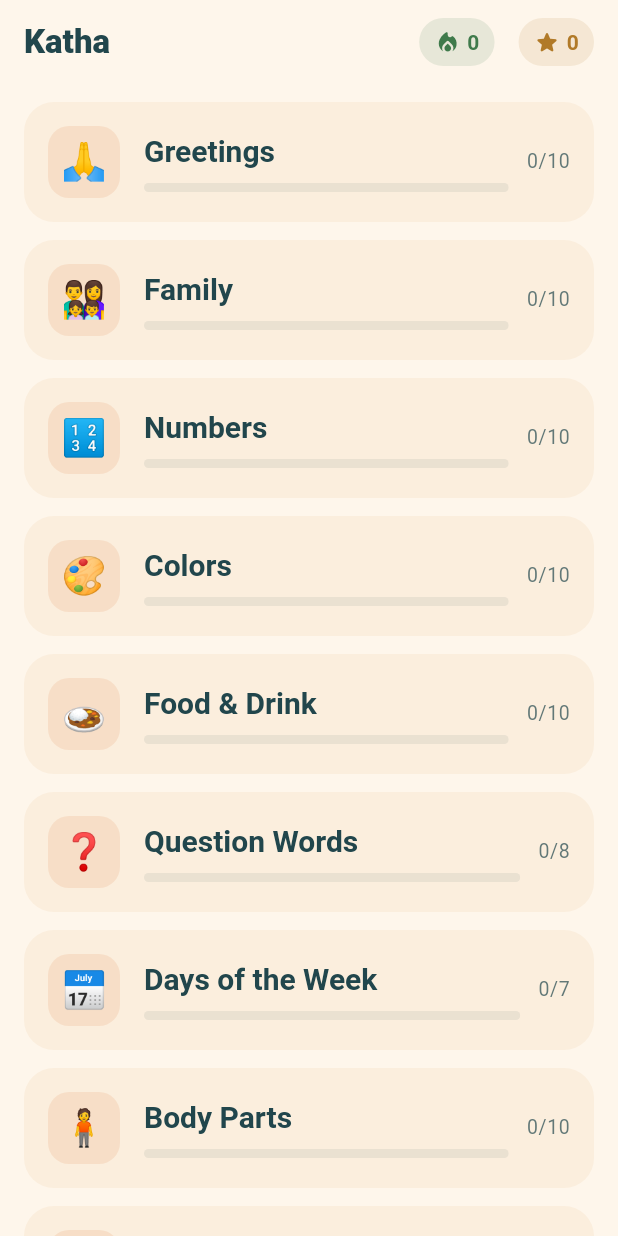
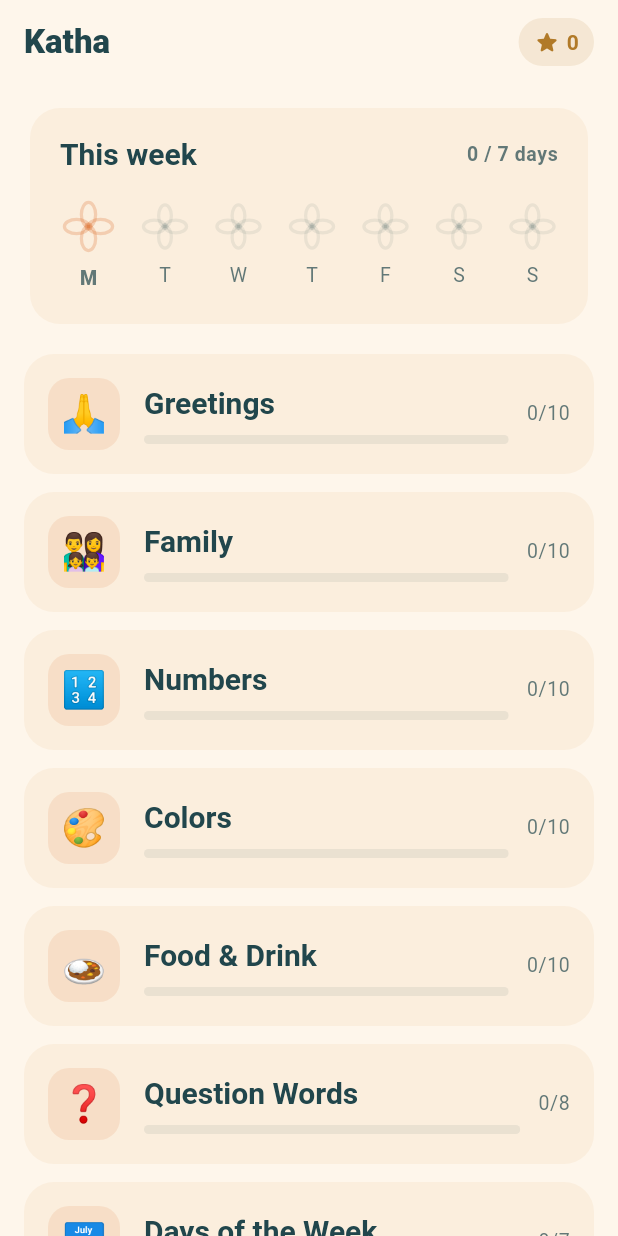
Before and after one commit to m-chanakya/Katha, a Flutter app: the screen it shows after launch, on a phone screen of 412 x 824 dp. Run offline on Flutter 3.47's test engine with Material 3 defaults, Android fonts, the phone set to English and light mode, and no system bars; our stand-ins replace flutter_tts, google_fonts, shared_preferences; missing offline and left inert: fsrs; network calls fail; Roboto replaces fonts that are missing (Anek Latin).

Commit message:
Add weekly muggu progress visualization to the homepage
Scoped deliberately to just the muggu after a design discussion (not
ginjalu/marapu/leech-clinic/Uduta -- see CLAUDE.md's Phase D log),
staying on local-only storage per that same discussion.

- ProgressService tracks items-reviewed per calendar day and exposes
  weekMuggu() (Monday..Sunday, complete/incomplete/today/future) off a
  fixed 8-item daily goal (STRATEGY sec 8's number; not yet the
  adaptive FSRS-forecast version).
- New WeeklyMuggu widget (app/lib/widgets/muggu.dart) draws a
  programmatic placeholder loop motif per day -- explicitly not the
  real illustrated art BRANDING sec 7 eventually wants, but the actual
  mechanic (unfinished vs complete vs in-progress vs not-yet), so real
  art later is a one-file swap.
- Home screen: replaced the bare streak-number app-bar chip with the
  muggu section at the top of the unit list.

Verified: flutter analyze clean, 15/15 tests pass (added weekMuggu
coverage), flutter build web succeeds. Not yet visually verified from
this session -- see CLAUDE.md.

```diff
--- a/app/lib/screens/home_screen.dart
+++ b/app/lib/screens/home_screen.dart
@@ -5,6 +5,7 @@ import '../exercises/session_provider.dart';
 import '../models/content.dart';
 import '../services/progress_service.dart';
 import '../theme/app_theme.dart';
+import '../widgets/muggu.dart';
 import 'session_screen.dart';
 
 /// Unit picker (replaces the old category deck picker 1:1 -- the 9
@@ -30,16 +31,6 @@ class HomeScreen extends StatelessWidget {
             padding: const EdgeInsets.only(right: 16),
             child: Center(
               child: _StatChip(
-                icon: Icons.local_fire_department_rounded,
-                value: '${progress.streak}',
-                color: semantic.pacha,
-              ),
-            ),
-          ),
-          Padding(
-            padding: const EdgeInsets.only(right: 16),
-            child: Center(
-              child: _StatChip(
                 icon: Icons.star_rounded,
                 value: '${progress.totalXp}',
                 color: theme.colorScheme.secondary,
@@ -50,9 +41,16 @@ class HomeScreen extends StatelessWidget {
       ),
       body: ListView.builder(
         padding: const EdgeInsets.fromLTRB(16, 12, 16, 24),
-        itemCount: content.units.length,
+        // +1 for the weekly muggu header above the unit list.
+        itemCount: content.units.length + 1,
         itemBuilder: (context, index) {
-          final unit = content.units[index];
+          if (index == 0) {
+            return Padding(
+              padding: const EdgeInsets.only(bottom: 16),
+              child: WeeklyMuggu(days: progress.weekMuggu()),
+            );
+          }
+          final unit = content.units[index - 1];
           final lexemes = unit.lexemeIds;
           final known = progress.knownCount(Dimension.recognition, lexemes);
           final total = lexemes.length;
--- a/app/lib/services/progress_service.dart
+++ b/app/lib/services/progress_service.dart
@@ -123,7 +123,21 @@ class CardState {
 class ProgressService extends ChangeNotifier {
   static const _prefsKey = 'katha_progress_v2';
 
+  /// Items reviewed in a day counts that day toward the muggu (STRATEGY
+  /// sec 8: "goal is items, not minutes... ~8 due items, set adaptively
+  /// from the FSRS forecast"). Fixed for now rather than adaptive --
+  /// the forecast-driven version is a real follow-up, not this pass.
+  static const int dailyItemGoal = 8;
+
+  /// How many days of review counts to retain -- only the current
+  /// week's worth is ever displayed, but a little history costs
+  /// nothing and leaves room for a monthly view later.
+  static const int _dailyHistoryDays = 30;
+
   final Map<String, Map<Dimension, CardState>> _cards = {};
+  // Keyed by 'yyyy-mm-dd' (local date) -> number of items reviewed
+  // that day, which is what the muggu (weekly progress grid) reads.
+  final Map<String, int> _dailyReviewCounts = {};
   int streak = 0;
   int totalXp = 0;
   DateTime? _lastStudyDate;
@@ -148,6 +162,8 @@ class ProgressService extends ChangeNotifier {
             Dimension.values.byName(dEntry.key): CardState.fromJson(dEntry.value as Map<String, dynamic>),
         };
       }
+      final dailyJson = data['dailyReviewCounts'] as Map<String, dynamic>? ?? {};
+      _dailyReviewCounts.addAll(dailyJson.map((k, v) => MapEntry(k, v as int)));
     }
     _loaded = true;
     notifyListeners();
@@ -163,6 +179,7 @@ class ProgressService extends ChangeNotifier {
             lexemeId,
             perDimension.map((dim, state) => MapEntry(dim.name, state.toJson())),
           )),
+      'dailyReviewCounts': _dailyReviewCounts,
     };
     await prefs.setString(_prefsKey, jsonEncode(data));
   }
@@ -211,6 +228,8 @@ class ProgressService extends ChangeNotifier {
       Rating.easy => 10,
     };
     _bumpStreakForToday();
+    _bumpDailyReviewCount();
+    _trimDailyReviewHistory();
 
     await _save();
     notifyListeners();
@@ -235,4 +254,58 @@ class ProgressService extends ChangeNotifier {
   }
 
   DateTime _dateOnly(DateTime d) => DateTime(d.year, d.month, d.day);
+
+  String _dayKey(DateTime d) {
+    final date = _dateOnly(d);
+    return '${date.year.toString().padLeft(4, '0')}-${date.month.toString().padLeft(2, '0')}-${date.day.toString().padLeft(2, '0')}';
+  }
+
+  void _bumpDailyReviewCount() {
+    final key = _dayKey(DateTime.now());
+    _dailyReviewCounts[key] = (_dailyReviewCounts[key] ?? 0) + 1;
+  }
+
+  void _trimDailyReviewHistory() {
+    if (_dailyReviewCounts.length <= _dailyHistoryDays) return;
+    final cutoff = _dateOnly(DateTime.now()).subtract(const Duration(days: _dailyHistoryDays));
+    _dailyReviewCounts.removeWhere((key, _) {
+      final parts = key.split('-').map(int.parse).toList();
+      return DateTime(parts[0], parts[1], parts[2]).isBefore(cutoff);
+    });
+  }
+
+  /// This calendar week (Monday..Sunday) as muggu day states -- see
+  /// BRANDING.md sec 7 "The streak, visualised": completing the day's
+  /// item goal draws one more loop; a missed day leaves the muggu
+  /// unfinished rather than destroying it; the week resets Monday.
+  List<MugguDay> weekMuggu() {
+    final today = _dateOnly(DateTime.now());
+    final monday = today.subtract(Duration(days: today.weekday - 1));
+    return List.generate(7, (i) {
+      final day = monday.add(Duration(days: i));
+      final count = _dailyReviewCounts[_dayKey(day)] ?? 0;
+      final MugguDayState state;
+      if (day.isAfter(today)) {
+        state = MugguDayState.future;
+      } else if (day == today) {
+        state = count >= dailyItemGoal ? MugguDayState.complete : MugguDayState.today;
+      } else {
+        state = count >= dailyItemGoal ? MugguDayState.complete : MugguDayState.incomplete;
+      }
+      return MugguDay(date: day, itemsReviewed: count, state: state);
+    });
+  }
 }
+
+/// One day's cell in the weekly muggu grid.
+enum MugguDayState { complete, incomplete, today, future }
+
+class MugguDay {
+  final DateTime date;
+  final int itemsReviewed;
+  final MugguDayState state;
+
+  const MugguDay({required this.date, required this.itemsReviewed, required this.state});
+
+  double get progress => (itemsReviewed / ProgressService.dailyItemGoal).clamp(0.0, 1.0);
+}
--- /dev/null
+++ b/app/lib/widgets/muggu.dart
@@ -0,0 +1,167 @@
+import 'dart:math' as math;
+
+import 'package:flutter/material.dart';
+
+import '../services/progress_service.dart';
+import '../theme/app_theme.dart';
+
+/// The weekly muggu (రంగోలి) grid from BRANDING.md sec 7: the rangoli
+/// drawn on the threshold at dawn, gone by evening -- already a daily
+/// ritual with a visible artefact, which is exactly the shape of a
+/// streak mechanic. A completed day draws one more loop; a missed day
+/// leaves the pattern unfinished rather than destroying it; the week
+/// resets each Monday rather than one long number that can be lost.
+///
+/// This is a programmatic placeholder motif, not the real illustration
+/// BRANDING sec 7 eventually wants -- see CLAUDE.md's Phase D
+/// follow-up log. [_MugguLoopPainter] draws a simple four-petal knot
+/// per day rather than authored kalamkari artwork, but the states it
+/// renders (unfinished / complete / today-in-progress / not-yet) are
+/// the real mechanic, so swapping in real art later only touches this
+/// one file.
+class WeeklyMuggu extends StatelessWidget {
+  final List<MugguDay> days;
+
+  const WeeklyMuggu({super.key, required this.days});
+
+  static const _dayLetters = ['M', 'T', 'W', 'T', 'F', 'S', 'S'];
+
+  @override
+  Widget build(BuildContext context) {
+    final theme = Theme.of(context);
+    final semantic = theme.extension<AppSemanticColors>()!;
+    final completedCount = days.where((d) => d.state == MugguDayState.complete).length;
+
+    return Card(
+      child: Padding(
+        padding: const EdgeInsets.fromLTRB(20, 18, 20, 20),
+        child: Column(
+          crossAxisAlignment: CrossAxisAlignment.start,
+          children: [
+            Row(
+              mainAxisAlignment: MainAxisAlignment.spaceBetween,
+              children: [
+                Text('This week', style: theme.textTheme.titleLarge),
+                Text(
+                  '$completedCount / 7 days',
+                  style: theme.textTheme.bodySmall?.copyWith(fontWeight: FontWeight.w700),
+                ),
+              ],
+            ),
+            const SizedBox(height: 16),
+            Row(
+              mainAxisAlignment: MainAxisAlignment.spaceBetween,
+              children: List.generate(7, (i) {
+                final day = days[i];
+                return Column(
+                  children: [
+                    _MugguDot(day: day, ctaColor: theme.colorScheme.primary, pacha: semantic.pacha),
+                    const SizedBox(height: 6),
+                    Text(
+                      _dayLetters[i],
+                      style: theme.textTheme.bodySmall?.copyWith(
+                        fontWeight: day.state == MugguDayState.today ? FontWeight.w800 : FontWeight.w400,
+                      ),
+                    ),
+                  ],
+                );
+              }),
+            ),
+          ],
+        ),
+      ),
+    );
+  }
+}
+
+class _MugguDot extends StatelessWidget {
+  final MugguDay day;
+  final Color ctaColor;
+  final Color pacha;
+
+  const _MugguDot({required this.day, required this.ctaColor, required this.pacha});
+
+  @override
+  Widget build(BuildContext context) {
+    final ink = Theme.of(context).colorScheme.onSurface;
+    final size = day.state == MugguDayState.today ? 38.0 : 34.0;
+
+    Color color;
+    double strength;
+    switch (day.state) {
+      case MugguDayState.complete:
+        color = pacha;
+        strength = 1.0;
+      case MugguDayState.today:
+        color = ctaColor;
+        strength = 0.25 + day.progress * 0.75;
+      case MugguDayState.incomplete:
+        color = ink;
+        strength = 0.18;
+      case MugguDayState.future:
+        color = ink;
+        strength = 0.08;
+    }
+
+    return TweenAnimationBuilder<double>(
+      tween: Tween(begin: 0, end: strength),
+      duration: const Duration(milliseconds: 500),
+      curve: Curves.easeOut,
+      builder: (context, animatedStrength, _) => SizedBox(
+        width: size,
+        height: size,
+        child: CustomPaint(
+          painter: _MugguLoopPainter(color: color, strength: animatedStrength, filled: day.state == MugguDayState.complete),
+        ),
+      ),
+    );
+  }
+}
+
+/// Draws one small four-petal knot -- a simplified single motif from a
+/// kambi-muggu line pattern, not an authentic rangoli algorithm. Good
+/// enough to carry the "loop drawn each day" idea without pretending to
+/// be finished art.
+class _MugguLoopPainter extends CustomPainter {
+  final Color color;
+  final double strength; // 0..1, drives opacity/fill
+  final bool filled;
+
+  const _MugguLoopPainter({required this.color, required this.strength, required this.filled});
+
+  @override
+  void paint(Canvas canvas, Size size) {
+    final center = Offset(size.width / 2, size.height / 2);
+    final r = size.width / 2;
+    final paint = Paint()
+      ..color = color.withValues(alpha: strength.clamp(0.08, 1.0))
+      ..style = filled ? PaintingStyle.fill : PaintingStyle.stroke
+      ..strokeWidth = 2.2
+      ..strokeCap = StrokeCap.round;
+
+    // Four overlapping petal loops around the center, like a single
+    // repeating unit of a dot-grid kolam.
+    for (var i = 0; i < 4; i++) {
+      final angle = i * math.pi / 2;
+      final petalCenter = center + Offset(math.cos(angle), math.sin(angle)) * (r * 0.42);
+      final path = Path()
+        ..addOval(Rect.fromCenter(center: petalCenter, width: r * 0.85, height: r * 0.5));
+      canvas.save();
+      canvas.translate(petalCenter.dx, petalCenter.dy);
+      canvas.rotate(angle);
+      canvas.translate(-petalCenter.dx, -petalCenter.dy);
+      canvas.drawPath(path, paint);
+      canvas.restore();
+    }
+
+    if (!filled) {
+      canvas.drawCircle(center, r * 0.14, Paint()..color = color.withValues(alpha: (strength * 1.4).clamp(0.08, 1.0)));
+    } else {
+      canvas.drawCircle(center, r * 0.16, Paint()..color = color.withValues(alpha: 1.0));
+    }
+  }
+
+  @override
+  bool shouldRepaint(covariant _MugguLoopPainter oldDelegate) =>
+      oldDelegate.color != color || oldDelegate.strength != strength || oldDelegate.filled != filled;
+}
```
Also changed, not shown: 2 other files.
